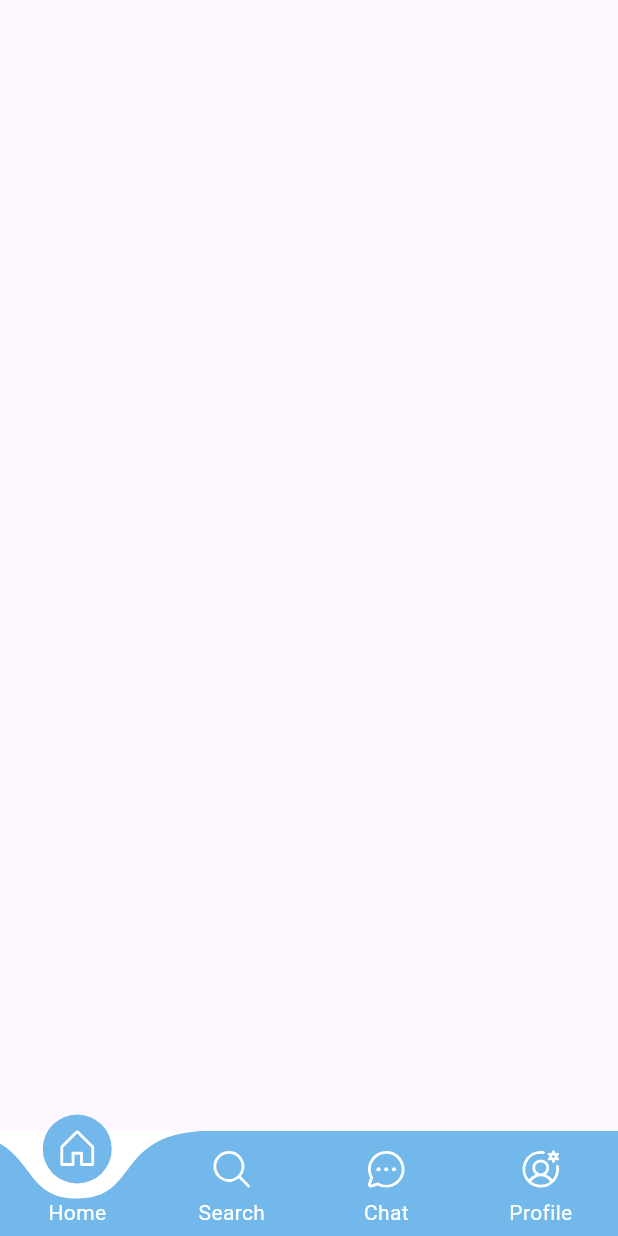
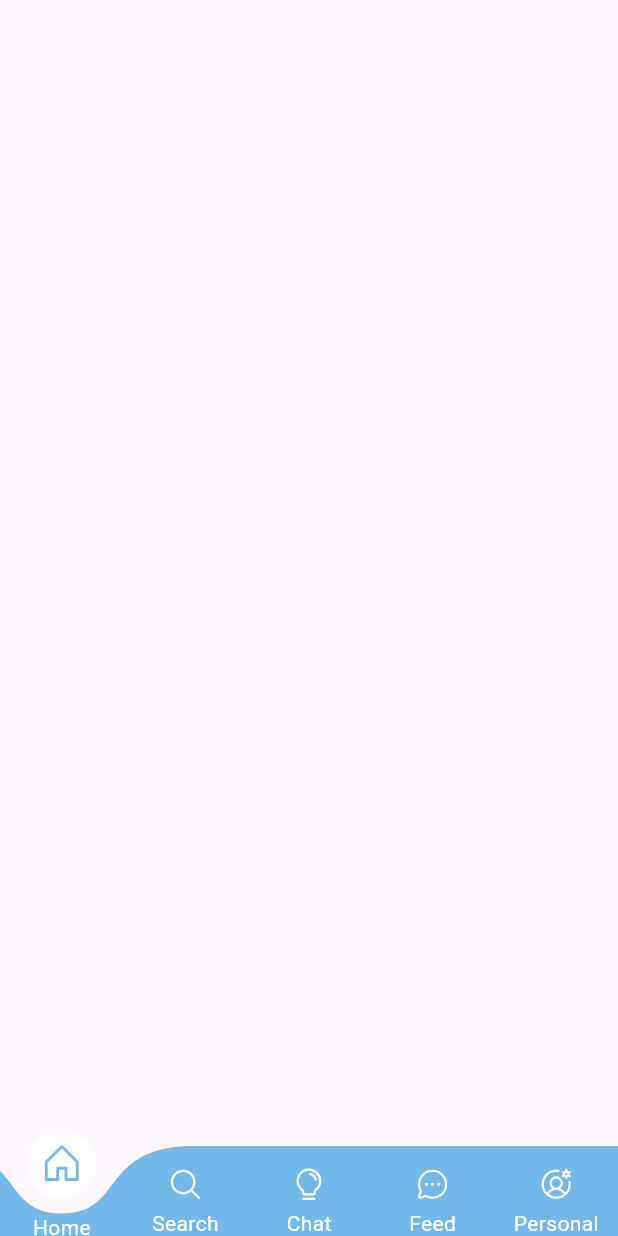
Before and after one commit to nada-elmetwaly/eye_scan, a Flutter app: the screen it shows after launch, on a phone screen of 412 x 824 dp. Run offline on Flutter 3.47's test engine with Material 3 defaults, Android fonts, the phone set to English and light mode, and no system bars; drawn by our look-alikes of curved_labeled_navigation_bar; our stand-ins replace phosphor_flutter.

Commit message:
create custom navigation bar after add labels

```diff
--- a/lib/components/bottomNavBar.dart
+++ /dev/null
@@ -1,60 +0,0 @@
-import 'package:curved_labeled_navigation_bar/curved_navigation_bar.dart';
-import 'package:curved_labeled_navigation_bar/curved_navigation_bar_item.dart';
-import 'package:flutter/material.dart';
-import 'package:phosphor_flutter/phosphor_flutter.dart';
-class MyNavBar extends StatelessWidget {
-  void Function(int)? onTabChange;
-  MyNavBar({super.key,required this.onTabChange});
-
-  @override
-  Widget build(BuildContext context) {
-    return CurvedNavigationBar(
-      color:Color(0xff73B8EB) ,
-      backgroundColor: Colors.white,
-      animationDuration: Duration(microseconds: 300),
-      items: [
-
-        CurvedNavigationBarItem(
-          child:PhosphorIcon(
-            PhosphorIcons.house(),
-            color: Colors.white,
-            size:30,
-          ),
-          label: 'Home',
-            labelStyle: TextStyle(color: Colors.white,)
-        ),
-        CurvedNavigationBarItem(
-          child: PhosphorIcon(
-    PhosphorIcons.magnifyingGlass(),
-            color: Colors.white,
-            size:30,
-    ),
-          label: 'Search',
-          labelStyle: TextStyle(color: Colors.white,)
-        ),
-        CurvedNavigationBarItem(
-          child: PhosphorIcon(
-            PhosphorIcons.chatCircleDots(),
-            color: Colors.white,
-            size:30,
-          ),
-          label: 'Chat',
-            labelStyle: TextStyle(color: Colors.white,)
-        ),
-        CurvedNavigationBarItem(
-          child: PhosphorIcon(
-            PhosphorIcons.userCircleGear(),
-            color: Colors.white,
-            size:30,
-          ),
-          label: 'Profile',
-            labelStyle: TextStyle(color: Colors.white,)
-        ),
-
-
-
-      ],
-
-    );
-  }
-}
--- a/lib/dynamicPage.dart
+++ b/lib/dynamicPage.dart
@@ -4,48 +4,96 @@ import 'package:eye_scan/screens/profile_screen.dart';
 import 'package:eye_scan/screens/search_screen.dart';
 import 'package:eye_scan/screens/tips_screen.dart';
 import 'package:flutter/material.dart';
+import 'package:phosphor_flutter/phosphor_flutter.dart';
 
-import 'components/bottomNavBar.dart';
 
-class DynamicPage extends StatefulWidget {
-  const DynamicPage({super.key});
+
+import 'package:curved_labeled_navigation_bar/curved_navigation_bar.dart';
+import 'package:curved_labeled_navigation_bar/curved_navigation_bar_item.dart';
+import 'package:flutter/material.dart';
+
+
+
+class Test extends StatefulWidget {
+  const Test({super.key});
 
   @override
-  State<DynamicPage> createState() => _DynamicPageState();
+  State<Test> createState() => _TestState();
 }
 
-class _DynamicPageState extends State<DynamicPage> {
+class _TestState extends State<Test> {
+  int page = 0;
+  List<Widget> list = [
+    const HomeScreen(),
+    const SearchScreen(),
+    const tipsScreen(),
+    const ChatScreen(),
+    const ProfileScreen(),
+  ];
+
   @override
+  Widget build(BuildContext context) {
+    return Scaffold(
+      bottomNavigationBar: CurvedNavigationBar(
+        items: [
+          CurvedNavigationBarItem(
+            labelStyle: const TextStyle(color: Colors.white),
+            child:PhosphorIcon(
+              PhosphorIcons.house(),
+              color: page == 0 ? Color(0xff73B8EB) : Colors.white,
+              size:30,
+            ),
 
-    int _selectedIndex=0;
-    void navigteBottomBar(int index){
-      setState(() {
-        _selectedIndex=index;
-      });
-    }
-    //pages
-    final List<Widget> _pages=[
-      //home screen
-      HomeScreen(),
-      //search screen
-      SearchScreen(),
-
-      //chat screen
-      ChatScreen(),
-
-      //profile screen
-      ProfileScreen(),
-
-    ];
-    @override
-    Widget build(BuildContext context) {
-      return Scaffold(
-        backgroundColor: Colors.grey[150],
-        bottomNavigationBar: MyNavBar(
-          onTabChange: (index)=> navigteBottomBar(index),
-
-        ),
-        body: _pages[_selectedIndex],
-      );
+            label: 'Home',
+          ),
+          CurvedNavigationBarItem(
+            labelStyle: const TextStyle(color: Colors.white),
+            child: PhosphorIcon(
+              PhosphorIcons.magnifyingGlass(),
+              color: page == 1 ? Color(0xff73B8EB) : Colors.white,
+            ),
+            label: 'Search',
+          ),
+          CurvedNavigationBarItem(
+            labelStyle: const TextStyle(color: Colors.white),
+            child: PhosphorIcon(
+              PhosphorIcons.lightbulb(),
+              color: page == 2 ? Color(0xff73B8EB) : Colors.white,
+            ),
+            label: 'Chat',
+          ),
+          CurvedNavigationBarItem(
+            labelStyle: const TextStyle(color: Colors.white),
+            child: PhosphorIcon(
+              PhosphorIcons.chatCircleDots(),
+              color: page == 3 ? Color(0xff73B8EB) : Colors.white,
+            ),
+            label: 'Feed',
+          ),
+          CurvedNavigationBarItem(
+            labelStyle: const TextStyle(color: Colors.white),
+            child: PhosphorIcon(
+              PhosphorIcons.userCircleGear(),
+              color: page == 4 ?Color(0xff73B8EB) : Colors.white,
+            ),
+            label: 'Personal',
+          ),
+        ],
+        color:Color(0xff73B8EB) ,
+        height: 60,
+        iconPadding: 0,
+        buttonBackgroundColor: Colors.white,
+        backgroundColor: Colors.transparent,
+        animationCurve: Curves.easeInOut,
+        animationDuration: Duration(microseconds: 300),
+        onTap: (index) {
+          setState(() {
+            page = index;
+          });
+        },
+        letIndexChange: (index) => true,
+      ),
+      body: list[page],
+    );
   }
 }
--- a/lib/main.dart
+++ b/lib/main.dart
@@ -16,7 +16,7 @@ class MyApp extends StatelessWidget {
     return MaterialApp(
       debugShowCheckedModeBanner: false,
 
-      home:  DynamicPage(),
+      home:  Test(),
     );
   }
 }
```
